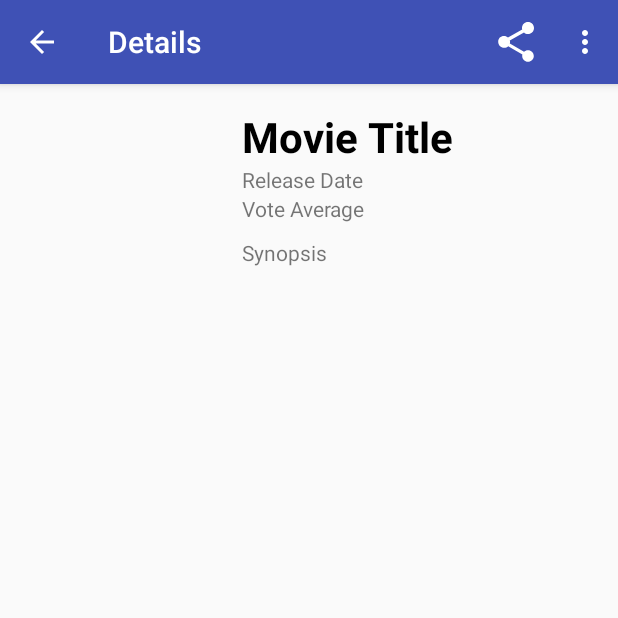
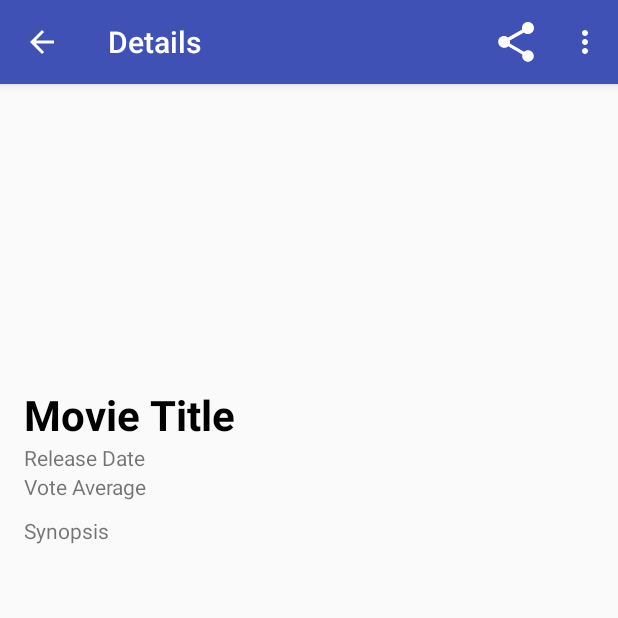
Before and after one commit to matthewsommer/udacity-android-ui-media, an Android app: the DetailActivity screen opened directly, with no data from a screen before it, on a phone screen of 412 x 824 dp, the top half of it. Run offline under Robolectric (Android 15) with nearby library versions, the phone set to English and light mode, and no system bars; our stand-ins replace Picasso; pictures from the network do not load; 1 statement that could not run was skipped.

Commit message:
Got it working, need to finish adding videos and such

```diff
--- a/app/src/main/java/com/company/matt/popularmovies/DetailActivity.java
+++ b/app/src/main/java/com/company/matt/popularmovies/DetailActivity.java
@@ -21,8 +21,17 @@ public class DetailActivity extends AppCompatActivity {
         setContentView(R.layout.activity_detail);
 
         if (savedInstanceState == null) {
+            // Create the detail fragment and add it to the activity
+            // using a fragment transaction.
+
+            Bundle arguments = new Bundle();
+            arguments.putParcelable(DetailFragment.DETAIL_URI, getIntent().getData());
+
+            DetailFragment fragment = new DetailFragment();
+            fragment.setArguments(arguments);
+
             getSupportFragmentManager().beginTransaction()
-                    .add(R.id.container, new DetailFragment())
+                    .add(R.id.movie_detail_container, fragment)
                     .commit();
         }
     }
--- a/app/src/main/java/com/company/matt/popularmovies/DetailFragment.java
+++ b/app/src/main/java/com/company/matt/popularmovies/DetailFragment.java
@@ -10,6 +10,7 @@ import android.support.v4.content.CursorLoader;
 import android.support.v4.content.Loader;
 import android.support.v4.view.MenuItemCompat;
 import android.support.v7.widget.ShareActionProvider;
+import android.util.Log;
 import android.view.LayoutInflater;
 import android.view.Menu;
 import android.view.MenuInflater;
@@ -35,7 +36,8 @@ public class DetailFragment extends Fragment implements LoaderManager.LoaderCall
     private static final int DETAIL_LOADER = 0;
 
     private static final String[] DETAIL_COLUMNS = {
-            MovieEntry.TABLE_NAME + "." + MovieEntry._ID,
+            MovieEntry._ID,
+            MovieEntry.COLUMN_MOVIE_ID,
             MovieEntry.COLUMN_TITLE,
             MovieEntry.COLUMN_RELEASE_DATE,
             MovieEntry.COLUMN_POSTER,
@@ -43,12 +45,13 @@ public class DetailFragment extends Fragment implements LoaderManager.LoaderCall
             MovieEntry.COLUMN_SYNOPSIS
     };
 
-    public static final int COL_MOVIE_ID = 0;
-    public static final int COL_TITLE = 1;
-    public static final int COL_RELEASE_DATE = 2;
-    public static final int COL_POSTER = 3;
-    public static final int COL_VOTE_AVG = 4;
-    public static final int COL_SYNOPSIS = 5;
+    public static final int COL_ID = 0;
+    public static final int COL_MOVIE_ID = 1;
+    public static final int COL_TITLE = 2;
+    public static final int COL_RELEASE_DATE = 3;
+    public static final int COL_POSTER = 4;
+    public static final int COL_VOTE_AVG = 5;
+    public static final int COL_SYNOPSIS = 6;
 
     private ImageView mIconView;
     private TextView mTitleView;
@@ -70,11 +73,12 @@ public class DetailFragment extends Fragment implements LoaderManager.LoaderCall
         }
 
         View rootView = inflater.inflate(R.layout.fragment_detail, container, false);
-        mIconView = (ImageView) rootView.findViewById(R.id.detail_icon);
+        mIconView = (ImageView) rootView.findViewById(R.id.list_item_icon);
         mTitleView = (TextView) rootView.findViewById(R.id.detail_title_textview);
         mReleaseDateView = (TextView) rootView.findViewById(R.id.detail_release_date);
         mVoteAvgView = (TextView) rootView.findViewById(R.id.detail_vote_average);
         mSynopsisView = (TextView) rootView.findViewById(R.id.detail_synopsis);
+
         return rootView;
     }
 
@@ -126,8 +130,9 @@ public class DetailFragment extends Fragment implements LoaderManager.LoaderCall
 
     @Override
     public void onLoadFinished(Loader<Cursor> loader, Cursor data) {
+        Log.d("onLoadFinished", Integer.toString(data.getCount()));
         if (data != null && data.moveToFirst()) {
-            int movieId = data.getInt(COL_MOVIE_ID);
+            int movieId = data.getInt(COL_ID);
             long release_date = data.getLong(COL_RELEASE_DATE);
             String titleText = data.getString(COL_TITLE);
             mTitleView.setText(titleText);
--- a/app/src/main/res/layout/activity_detail.xml
+++ b/app/src/main/res/layout/activity_detail.xml
@@ -1,4 +1,7 @@
 <FrameLayout xmlns:android="http://schemas.android.com/apk/res/android"
-    xmlns:tools="http://schemas.android.com/tools" android:id="@+id/container"
-    android:layout_width="match_parent" android:layout_height="match_parent"
-    tools:context=".DetailActivity" tools:ignore="MergeRootFrame" />
+xmlns:tools="http://schemas.android.com/tools"
+android:id="@+id/movie_detail_container"
+android:layout_width="match_parent"
+android:layout_height="match_parent"
+tools:context=".DetailActivity"
+tools:ignore="MergeRootFrame" />
--- a/app/src/main/res/layout/fragment_detail.xml
+++ b/app/src/main/res/layout/fragment_detail.xml
@@ -1,11 +1,16 @@
 <?xml version="1.0" encoding="utf-8"?>
-<LinearLayout xmlns:android="http://schemas.android.com/apk/res/android"
-    xmlns:tools="http://schemas.android.com/tools" android:layout_width="match_parent"
-    android:layout_height="match_parent" android:paddingLeft="@dimen/activity_horizontal_margin"
-    android:paddingRight="@dimen/activity_horizontal_margin"
-    android:paddingTop="@dimen/activity_vertical_margin"
-    android:paddingBottom="@dimen/activity_vertical_margin"
-    tools:context=".DetailActivity">
+<ScrollView xmlns:android="http://schemas.android.com/apk/res/android"
+    android:layout_width="match_parent"
+    android:layout_height="match_parent">
+
+    <LinearLayout
+        android:gravity="center_vertical"
+        android:layout_gravity="left"
+        android:layout_height="wrap_content"
+        android:layout_width="match_parent"
+        android:orientation="vertical"
+        android:padding="16dp">
+
 
         <ImageView
             android:id="@+id/list_item_icon"
@@ -39,6 +44,6 @@
                 android:text="Synopsis"
                 android:layout_height="wrap_content"
                 android:paddingTop="10dp" />
-
         </LinearLayout>
     </LinearLayout>
+</ScrollView>
```
Also changed, not shown: app/src/main/java/com/company/matt/popularmovies/MovieAdapter.java (+0 -9 lines), app/src/main/java/com/company/matt/popularmovies/MovieFragment.java (+18 -13 lines), app/src/main/java/com/company/matt/popularmovies/data/MovieContract.java (+8 -0 lines), app/src/main/java/com/company/matt/popularmovies/data/MovieProvider.java (+27 -0 lines), app/src/main/res/layout/fragment_detail_wide.xml (+31 -98 lines), 2 other files. Lines whose indentation alone changed are shown as unchanged.
